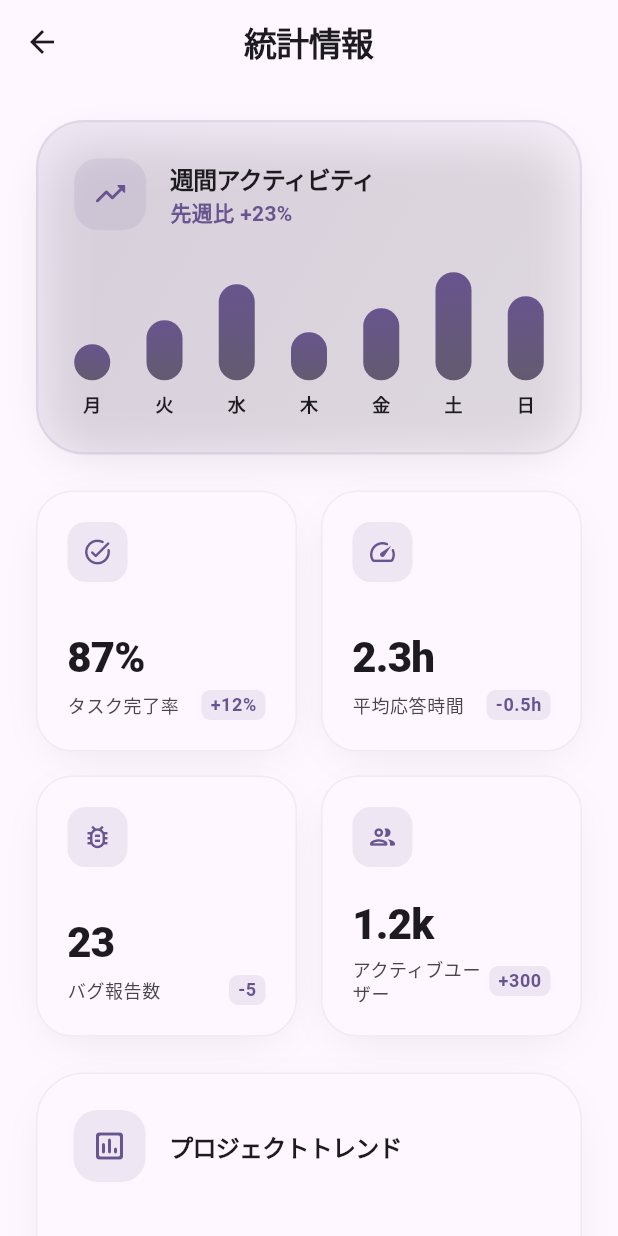
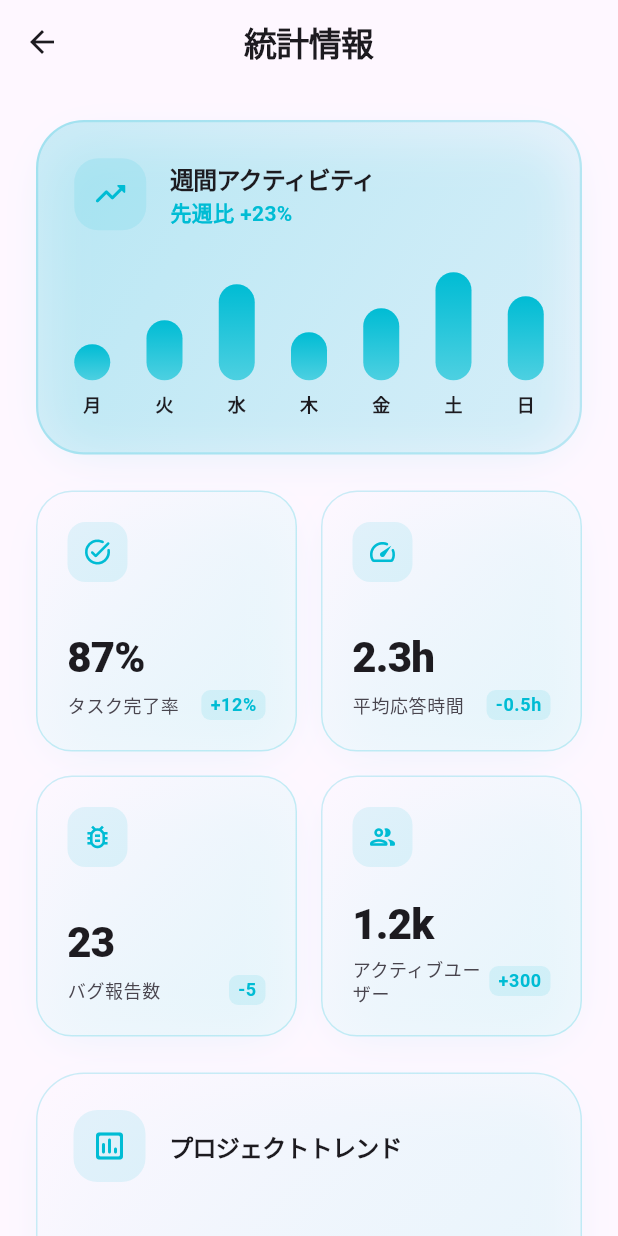
Before and after one commit to Koichi5/cursor_agent_sample, a Flutter app: the StatisticsPage screen opened directly, on a phone screen of 412 x 824 dp. Run offline on Flutter 3.47's test engine with Material 3 defaults, Android fonts, the phone set to English and light mode, and no system bars.

Commit message:
style: Change color scheme to teal blue for statistics page

```diff
--- a/lib/views/statistics_page/statistics_page.dart
+++ b/lib/views/statistics_page/statistics_page.dart
@@ -51,21 +51,21 @@ class StatisticsPage extends StatelessWidget {
           begin: Alignment.topLeft,
           end: Alignment.bottomRight,
           colors: [
-            theme.colorScheme.primary.withOpacity(0.1),
-            theme.colorScheme.secondary.withOpacity(0.05),
+            const Color(0xFF00BCD4).withOpacity(0.2),
+            const Color(0xFF4DD0E1).withOpacity(0.1),
           ],
         ),
         borderRadius: BorderRadius.circular(32),
         boxShadow: [
           BoxShadow(
-            color: theme.colorScheme.shadow.withOpacity(0.1),
+            color: const Color(0xFF00BCD4).withOpacity(0.1),
             blurRadius: 24,
             offset: const Offset(0, 8),
             spreadRadius: -8,
           ),
         ],
         border: Border.all(
-          color: theme.colorScheme.primary.withOpacity(0.1),
+          color: const Color(0xFF00BCD4).withOpacity(0.2),
           width: 1.5,
         ),
       ),
@@ -77,12 +77,12 @@ class StatisticsPage extends StatelessWidget {
               Container(
                 padding: const EdgeInsets.all(12),
                 decoration: BoxDecoration(
-                  color: theme.colorScheme.primary.withOpacity(0.1),
+                  color: const Color(0xFF00BCD4).withOpacity(0.1),
                   borderRadius: BorderRadius.circular(16),
                 ),
                 child: Icon(
                   Icons.trending_up_rounded,
-                  color: theme.colorScheme.primary,
+                  color: const Color(0xFF00BCD4),
                   size: 24,
                 ),
               ),
@@ -101,7 +101,7 @@ class StatisticsPage extends StatelessWidget {
                     Text(
                       '先週比 +23%',
                       style: theme.textTheme.bodyMedium?.copyWith(
-                        color: theme.colorScheme.primary,
+                        color: const Color(0xFF00BCD4),
                         fontWeight: FontWeight.w600,
                       ),
                     ),
@@ -149,8 +149,8 @@ class StatisticsPage extends StatelessWidget {
                 begin: Alignment.topCenter,
                 end: Alignment.bottomCenter,
                 colors: [
-                  theme.colorScheme.primary,
-                  theme.colorScheme.secondary,
+                  const Color(0xFF00BCD4),
+                  const Color(0xFF4DD0E1),
                 ],
               ),
               borderRadius: BorderRadius.circular(12),
@@ -224,18 +224,25 @@ class StatisticsPage extends StatelessWidget {
     return Container(
       padding: const EdgeInsets.all(20),
       decoration: BoxDecoration(
-        color: theme.colorScheme.surface,
+        gradient: LinearGradient(
+          begin: Alignment.topLeft,
+          end: Alignment.bottomRight,
+          colors: [
+            theme.colorScheme.surface,
+            const Color(0xFFE0F7FA).withOpacity(0.5),
+          ],
+        ),
         borderRadius: BorderRadius.circular(24),
         boxShadow: [
           BoxShadow(
-            color: theme.colorScheme.shadow.withOpacity(0.08),
+            color: const Color(0xFF00BCD4).withOpacity(0.08),
             blurRadius: 24,
             offset: const Offset(0, 8),
             spreadRadius: -8,
           ),
         ],
         border: Border.all(
-          color: theme.colorScheme.outline.withOpacity(0.1),
+          color: const Color(0xFF00BCD4).withOpacity(0.2),
           width: 1,
         ),
       ),
@@ -245,12 +252,12 @@ class StatisticsPage extends StatelessWidget {
           Container(
             padding: const EdgeInsets.all(10),
             decoration: BoxDecoration(
-              color: theme.colorScheme.primary.withOpacity(0.1),
+              color: const Color(0xFF00BCD4).withOpacity(0.1),
               borderRadius: BorderRadius.circular(12),
             ),
             child: Icon(
               icon,
-              color: theme.colorScheme.primary,
+              color: const Color(0xFF00BCD4),
               size: 20,
             ),
           ),
@@ -280,16 +287,16 @@ class StatisticsPage extends StatelessWidget {
                 ),
                 decoration: BoxDecoration(
                   color: isPositive
-                      ? theme.colorScheme.primary.withOpacity(0.1)
-                      : theme.colorScheme.error.withOpacity(0.1),
+                      ? const Color(0xFF00BCD4).withOpacity(0.1)
+                      : const Color(0xFFB00020).withOpacity(0.1),
                   borderRadius: BorderRadius.circular(6),
                 ),
                 child: Text(
                   trend,
                   style: theme.textTheme.bodySmall?.copyWith(
                     color: isPositive
-                        ? theme.colorScheme.primary
-                        : theme.colorScheme.error,
+                        ? const Color(0xFF00BCD4)
+                        : const Color(0xFFB00020),
                     fontWeight: FontWeight.w600,
                   ),
                 ),
@@ -306,18 +313,25 @@ class StatisticsPage extends StatelessWidget {
     return Container(
       padding: const EdgeInsets.all(24),
       decoration: BoxDecoration(
-        color: theme.colorScheme.surface,
+        gradient: LinearGradient(
+          begin: Alignment.topLeft,
+          end: Alignment.bottomRight,
+          colors: [
+            theme.colorScheme.surface,
+            const Color(0xFFE0F7FA).withOpacity(0.3),
+          ],
+        ),
         borderRadius: BorderRadius.circular(32),
         boxShadow: [
           BoxShadow(
-            color: theme.colorScheme.shadow.withOpacity(0.08),
+            color: const Color(0xFF00BCD4).withOpacity(0.08),
             blurRadius: 24,
             offset: const Offset(0, 8),
             spreadRadius: -8,
           ),
         ],
         border: Border.all(
-          color: theme.colorScheme.outline.withOpacity(0.1),
+          color: const Color(0xFF00BCD4).withOpacity(0.2),
           width: 1,
         ),
       ),
@@ -329,12 +343,12 @@ class StatisticsPage extends StatelessWidget {
               Container(
                 padding: const EdgeInsets.all(12),
                 decoration: BoxDecoration(
-                  color: theme.colorScheme.primary.withOpacity(0.1),
+                  color: const Color(0xFF00BCD4).withOpacity(0.1),
                   borderRadius: BorderRadius.circular(16),
                 ),
                 child: Icon(
                   Icons.insert_chart_outlined_rounded,
-                  color: theme.colorScheme.primary,
+                  color: const Color(0xFF00BCD4),
                   size: 24,
                 ),
               ),
@@ -354,7 +368,7 @@ class StatisticsPage extends StatelessWidget {
             child: CustomPaint(
               painter: _TrendChartPainter(
                 values: const [0.3, 0.5, 0.4, 0.7, 0.6, 0.8, 0.9],
-                color: theme.colorScheme.primary,
+                color: const Color(0xFF00BCD4),
               ),
             ),
           ),
```
